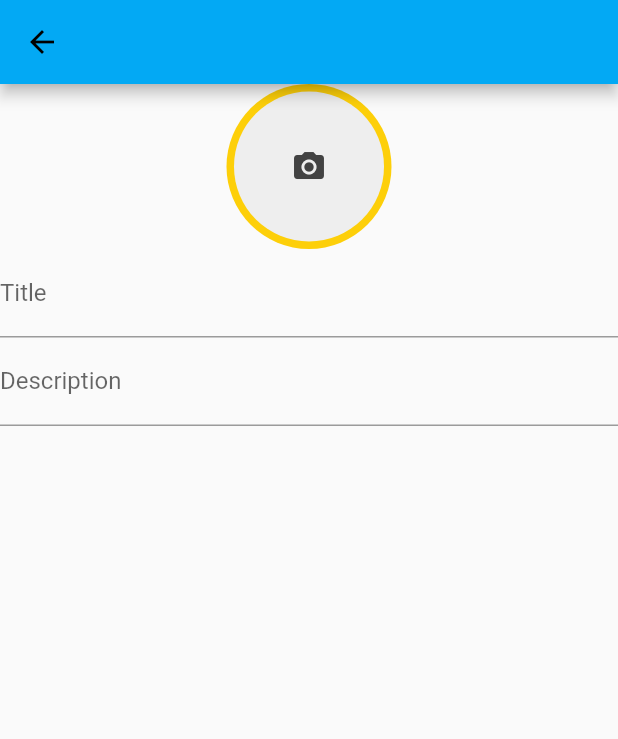
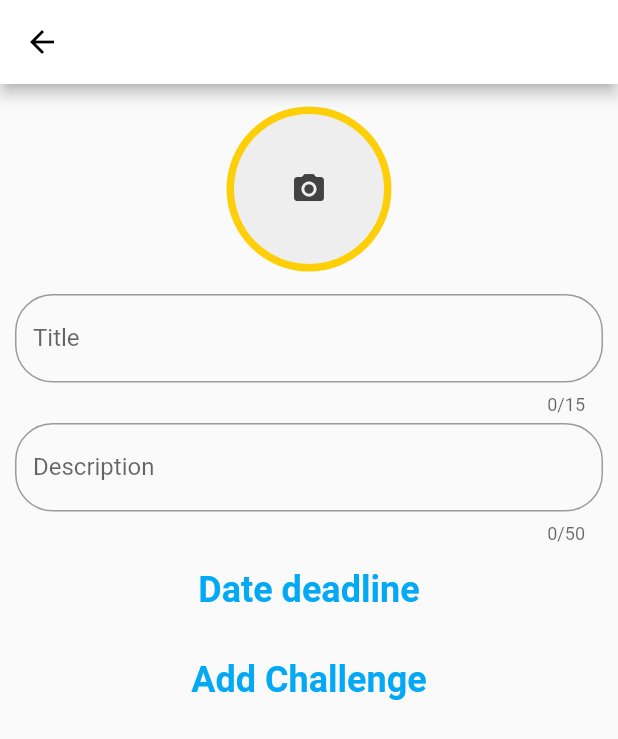
Before and after one commit to WaltDeyzel/semester_cup, a Flutter app: the AddChallengeScreen screen opened by its route, on a phone screen of 412 x 824 dp. Shown: the top 739 px of the screen. Run offline on Flutter 3.47's test engine with Material 2 defaults, Android fonts, the phone set to English and light mode, and no system bars; our stand-ins replace image_picker; network calls fail.

Commit message:
Improved the look of the AddChallengeScreen. Also added a dealine and create DateTime variable to record when the challenge was created and when the dealine of the challenge is.

```diff
--- a/lib/Classes/challenge.dart
+++ b/lib/Classes/challenge.dart
@@ -7,12 +7,16 @@ class Challenge with ChangeNotifier{
   final String title;
   final String description;
   final File coverPhoto;
+  final DateTime deadline;
+  final DateTime created;
   final List<ChallengeEntry> submits;
 
   Challenge({
     @required this.id,
     @required this.title,
     @required this.description,
+    @required this.deadline,
+    @required this.created,
     this.coverPhoto,
     this.submits,
   });
--- a/lib/Classes/challenges_demo.dart
+++ b/lib/Classes/challenges_demo.dart
@@ -7,6 +7,8 @@ class ChallengeListDemo with ChangeNotifier {
   List<Challenge> _items = [
     Challenge(
         id: 'p1',
+       deadline: DateTime.now(),
+        created: DateTime.now(),
         // MOUNTAIN -------------------------------------------------
         title: 'Table mountain selfie',
         description: 'Take a picture with our favorite mountain!',
@@ -53,6 +55,8 @@ class ChallengeListDemo with ChangeNotifier {
         ]),
     Challenge(
         id: 'p2',
+        deadline: DateTime.now(),
+        created: DateTime.now(),
         title: 'Run from a UCT pigeon',
         // PIGION -------------------------------------------------
         description:
@@ -85,36 +89,50 @@ class ChallengeListDemo with ChangeNotifier {
         ]),
     Challenge(
         id: 'p4',
+        deadline: DateTime.now(),
+        created: DateTime.now(),
         title: 'Attend a hackathon',
         description: 'yay for devsoc!',
         submits: []),
     Challenge(
         id: 'p6',
+        deadline: DateTime.now(),
+        created: DateTime.now(),
         title: 'Sleep in Library',
         description: 'the UCT birdies.',
         submits: []),
     Challenge(
         id: 'p4',
+        deadline: DateTime.now(),
+        created: DateTime.now(),
         title: 'Solve a Rubik\'s cube',
         description: 'bragging rights.',
         submits: []),
     Challenge(
         id: 'p4',
+        deadline: DateTime.now(),
+        created: DateTime.now(),
         title: 'Get a UNI hoodie',
         description: 'bragging rights.',
         submits: []),
     Challenge(
         id: 'p6',
+        deadline: DateTime.now(),
+        created: DateTime.now(),
         title: '2X Lecture videos.',
         description: 'Faste Pase',
         submits: []),
     Challenge(
         id: 'p4',
+        deadline: DateTime.now(),
+        created: DateTime.now(),
         title: 'Start studying on day of test.',
         description: 'the standard.',
         submits: []),
     Challenge(
         id: 'p5',
+        deadline: DateTime.now(),
+        created: DateTime.now(),
         title: 'Get coffee from a vending machine',
         description: 'with to much sugar.',
         submits: []),
--- a/lib/Screens/add_challenge_screen.dart
+++ b/lib/Screens/add_challenge_screen.dart
@@ -2,6 +2,7 @@ import 'package:flutter/material.dart';
 import 'package:provider/provider.dart';
 import 'package:image_picker/image_picker.dart';
 import 'dart:io';
+import 'package:intl/intl.dart';
 
 import '../Classes/challenges_demo.dart';
 import '../Classes/challenge.dart';
@@ -15,18 +16,36 @@ class AddChallengeScreen extends StatefulWidget {
 
 class _AddChallengeScreen extends State<AddChallengeScreen> {
   final _form = GlobalKey<FormState>();
-  File _coverPhoto;
+  final picker = ImagePicker();
+  File _coverPhoto; // COVER PHOTO SELCTED BY USER
+  DateTime _selectedDate; // DEADLINE FOR THE CHALLANGE. DATE SELECTED
+  String dateText = 'Date deadline';
 
-  var _newChallenge = Challenge(id: '', title: '', description: '');
+  // THE CHALLENGE THAT WILL BE CREATED. BLANK FOR NOW
+  var _newChallenge = Challenge(id: '', created: null, deadline: null, title: '', description: '');
 
-  final picker = ImagePicker();
-  void _saveForm(ChallengeListDemo challenges) {
+  // ONCE ALL THE FIELDS ARE FILLED IT WILL BE VALIDATED AND SUBMITTED.
+  void _submitData(ChallengeListDemo challenges) {
     final isValid = _form.currentState.validate();
     if (!isValid) return;
+    // IF A COVER PHOTO IS NOT SELECTED PROPT USER TO SELECT ONE
+    if (_coverPhoto == null) {
+      showDialog(
+          context: context,
+          builder: (BuildContext context) {
+            return AlertDialog(
+              title: Text('Selecte a photo.'),
+            );
+          });
+    } else {
       _form.currentState.save();
       challenges.addChallenge(_newChallenge);
+      challenges.notify();
+      Navigator.of(context).pop();
+    }
   }
 
+  // ALLOWS USER TO SELCET PICTURE FROM GALLERY. CHANGING GALLERY TO CAMERA ALLOWS PHOTO TO BE TAKEN DIRECTLY
   Future<void> _imgFromCamera() async {
     final image =
         await picker.getImage(source: ImageSource.gallery, imageQuality: 50);
@@ -35,16 +54,38 @@ class _AddChallengeScreen extends State<AddChallengeScreen> {
     });
   }
 
+  // DEPLOY A DATE PICKER TO SELECT A DEADLINE FOR THE CHALLANGE
+  void _presentDatePicker() {
+    showDatePicker(
+      context: context,
+      initialDate: DateTime.now(),
+      firstDate: DateTime(2020),
+      lastDate: DateTime(2022),
+    ).then((pickedDate) {
+      if (pickedDate == null) return;
+      setState(() {
+        _selectedDate = pickedDate;
+        dateText = DateFormat.yMd().format(_selectedDate);
+      });
+    }); //returns a future.
+  }
+
   @override
   Widget build(BuildContext context) {
     final challenges = Provider.of<ChallengeListDemo>(context);
     return Scaffold(
-      appBar: AppBar(),
+      appBar: AppBar(
+        backgroundColor: Colors.white,
+      ),
       body: Container(
+          padding: const EdgeInsets.only(top: 15),
+          child: Padding(
+            padding: EdgeInsets.only(left: 10, right: 10),
             child: Form(
               key: _form,
               child: ListView(
                 children: <Widget>[
+                  // COVER IMAGE DISPLAYED IN THE CENTER OF DEVICE
                   Center(
                     child: GestureDetector(
                       onTap: () {
@@ -52,7 +93,7 @@ class _AddChallengeScreen extends State<AddChallengeScreen> {
                       },
                       child: CircleAvatar(
                         radius: 55,
-                    backgroundColor: Color(0xffFDCF09),
+                        backgroundColor: const Color(0xffFDCF09),
                         child: _coverPhoto != null
                             ? ClipRRect(
                                 borderRadius: BorderRadius.circular(50),
@@ -60,7 +101,7 @@ class _AddChallengeScreen extends State<AddChallengeScreen> {
                                   _coverPhoto,
                                   width: 100,
                                   height: 100,
-                              fit: BoxFit.fitHeight,
+                                  fit: BoxFit.fill,
                                 ),
                               )
                             : Container(
@@ -77,24 +118,50 @@ class _AddChallengeScreen extends State<AddChallengeScreen> {
                       ),
                     ),
                   ),
+                  //JUST FOR SPACING THE CIRCLE AWAY FROM APPBAR
+                  SizedBox(
+                    height: 15,
+                  ),
+                  // TITLE SELECTION FOR CHALLENGE
                   TextFormField(
+                    maxLines: 1,
+                    maxLength: 15,
                     decoration: InputDecoration(
-                  labelText: "Title", //alot of options
+                      labelText: "Title",
+                      fillColor: Colors.white,
+                      border: OutlineInputBorder(
+                        borderRadius: BorderRadius.circular(25.0),
+                        borderSide: BorderSide(),
+                      ),
                     ),
                     validator: (value) {
                       if (value.isEmpty) return "Please add a Title.";
+                      if (value.contains('@')) return "Do not use @";
                       return null;
                     },
                     onSaved: (newValue) {
                       _newChallenge = Challenge(
                           id: 'id',
+                          created: _newChallenge.created,
+                          deadline: _newChallenge.deadline,
                           title: newValue,
                           description: _newChallenge.description);
                     },
                   ),
+                  // SPACING
+                  SizedBox(height: 5),
+                  // DESCRIPTION SELECTION FRO CHALLANEG
                   TextFormField(
+                    maxLines: 5,
+                    maxLength: 50,
+                    minLines: 1,
                     decoration: InputDecoration(
                       labelText: "Description",
+                      fillColor: Colors.white,
+                      border: OutlineInputBorder(
+                        borderRadius: BorderRadius.circular(25.0),
+                        borderSide: BorderSide(),
+                      ),
                     ),
                     validator: (value) {
                       if (value.isEmpty) return "Please add a description.";
@@ -102,32 +169,40 @@ class _AddChallengeScreen extends State<AddChallengeScreen> {
                     },
                     onSaved: (newValue) {
                       _newChallenge = Challenge(
-                      id: 'id',
+                          id: _newChallenge.id,
                           title: _newChallenge.title,
                           description: newValue,
                           coverPhoto: _coverPhoto,
+                          deadline: _selectedDate,
+                          created: DateTime.now(),
                           submits: []);
                     },
-                onFieldSubmitted: (_) {
-                  if (_coverPhoto == null) {
-                    showDialog(
-                        context: context,
-                        builder: (BuildContext context) {
-                          return AlertDialog(
-                            title: Text('Selecte a photo.'),
-                          );
-                        });
-                  } else {
-                    _saveForm(challenges);
-                    challenges.notify();
-                    Navigator.of(context).pop();
-                  }
+                  ),
+                  // DATE PICKER
+                  Container(
+                    height: 60,
+                    child: TextButton(
+                      child: Text(dateText,
+                          style: TextStyle(
+                              fontWeight: FontWeight.bold, fontSize: 24)),
+                      onPressed: _presentDatePicker,
+                    ),
+                  ),
+                  Container(
+                    height: 60,
+                    child: TextButton(
+                      child: Text('Add Challenge',
+                          style: TextStyle(
+                              fontWeight: FontWeight.bold, fontSize: 24)),
+                      onPressed: () {
+                        _submitData(challenges);
                       },
+                    ),
                   ),
                 ],
               ),
             ),
-      ),
+          )),
     );
   }
 }
--- a/pubspec.yaml
+++ b/pubspec.yaml
@@ -25,6 +25,7 @@ dependencies:
     sdk: flutter
   provider: ^4.0.0
   image_picker: ^0.7.4
+  intl: ^0.16.1
 
 
   # The following adds the Cupertino Icons font to your application.
```
Also changed, not shown: pubspec.lock. Lines whose indentation alone changed are shown as unchanged.
